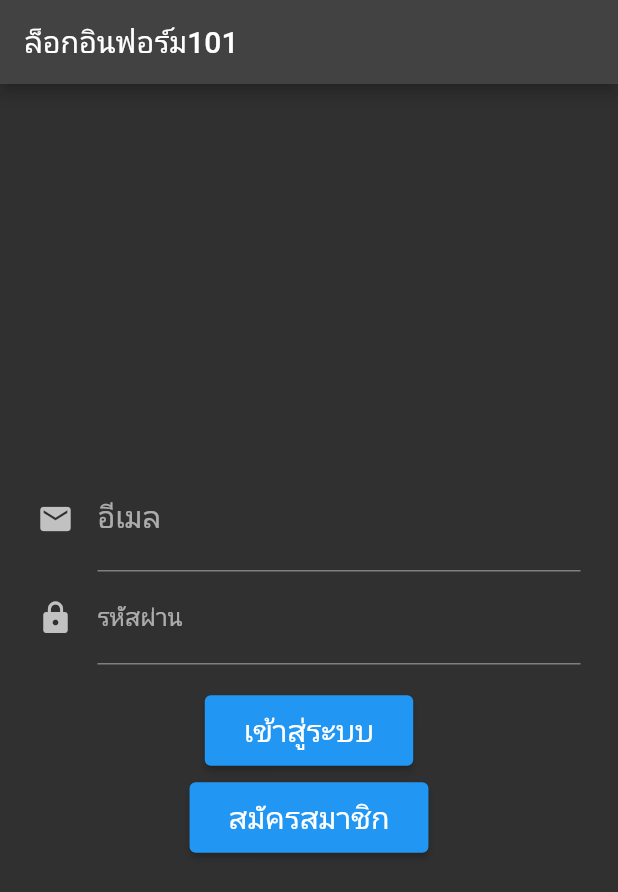
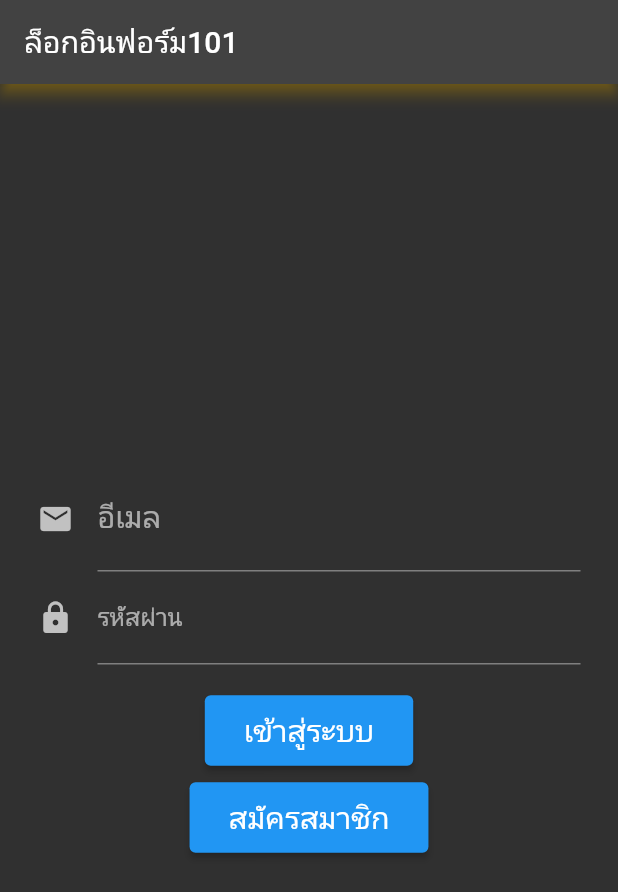
Before and after one commit to sahadsawat/learn-git, a Flutter app: the screen it shows after launch, on a phone screen of 412 x 824 dp. Shown: the top 892 px of the screen. Run offline on Flutter 3.47's test engine with Material 2 defaults, Android fonts, the phone set to English and light mode, and no system bars; our stand-ins replace email_validator.

Commit message:
new changes2

```diff
--- a/lib/main.dart
+++ b/lib/main.dart
@@ -14,6 +14,7 @@ class MyApp extends StatelessWidget {
       home: Scaffold(
           appBar: AppBar(
             title: Text('ล็อกอินฟอร์ม101'),
+            shadowColor: Colors.amber,
           ),
           body: Padding(
             padding: const EdgeInsets.all(20.0),
```
